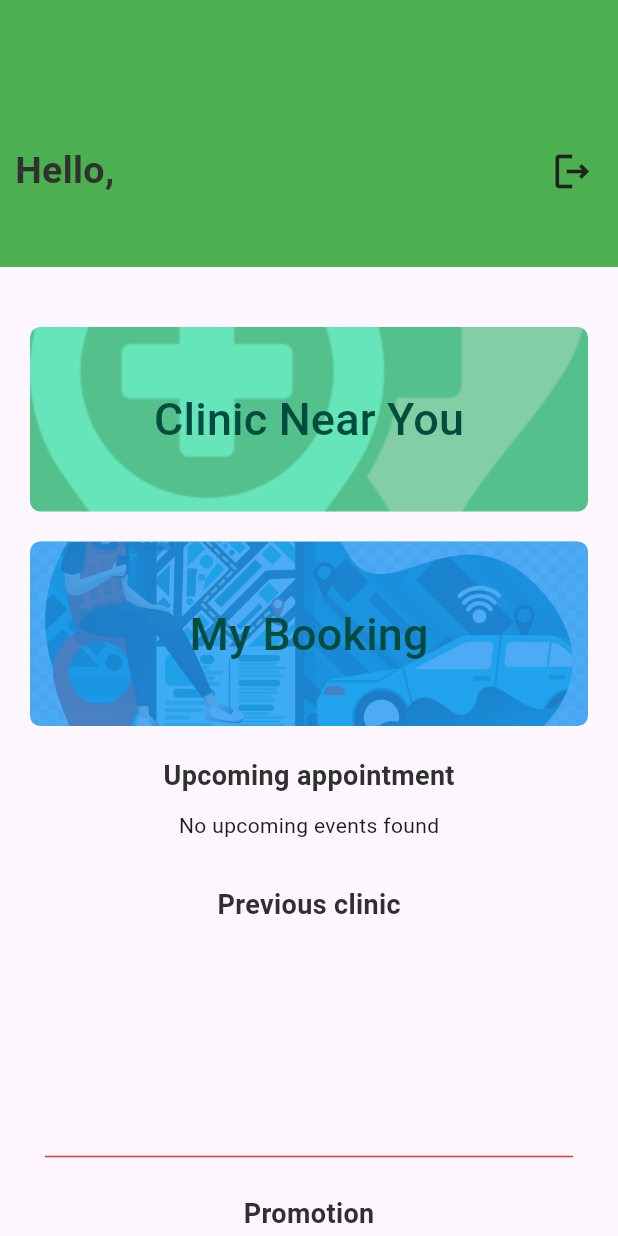
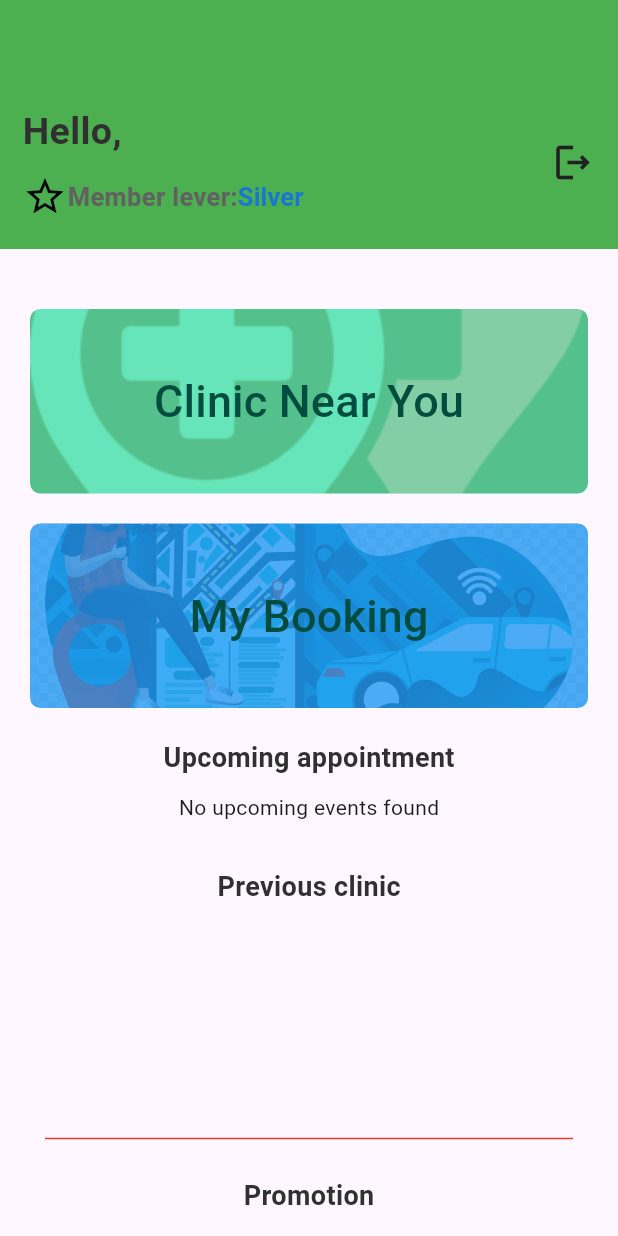
Before and after one commit to SuruchBoss/healthcare_map, a Flutter app: the screen it shows after launch, after a tap on "Login", on a phone screen of 412 x 824 dp. Run offline on Flutter 3.47's test engine with Material 3 defaults, Android fonts, the phone set to English and light mode, and no system bars; our stand-ins replace cloud_firestore, firebase_core, google_maps_flutter, table_calendar; accounts and stored records are empty.

Commit message:
add text show memberLevel

```diff
--- a/healthcare/lib/feature/dashboard/presentation/dashboard.dart
+++ b/healthcare/lib/feature/dashboard/presentation/dashboard.dart
@@ -65,17 +65,20 @@ class _DashBoardState extends State<DashBoard> {
               Container(
                   width: screenWidth,
                   padding: const EdgeInsets.only(
-                    top: 90,
-                    left: 10,
+                    top: 70,
+                    left: 15,
                     right: 10,
-                    bottom: 40,
+                    bottom: 20,
                   ),
                   color: Colors.green,
                   child: Row(
                     children: [
                       Expanded(
                           flex: 8,
-                        child: Text(
+                          child: Column(
+                            crossAxisAlignment: CrossAxisAlignment.start,
+                            children: [
+                              Text(
                                 "Hello, ${widget.customer.firstName} ${widget.customer.lastName}",
                                 style: TextStyle(
                                   fontSize: 25,
@@ -84,7 +87,44 @@ class _DashBoardState extends State<DashBoard> {
                                   overflow: TextOverflow.ellipsis,
                                 ),
                               ),
+                              const SizedBox(height: 10),
+                              Row(
+                                crossAxisAlignment: CrossAxisAlignment.center,
+                                children: [
+                                  const Icon(
+                                    Icons.star_border,
+                                    color: Colors.black,
+                                    size: 30.0,
                                   ),
+                                  Text(
+                                    "Member lever:",
+                                    style: TextStyle(
+                                      fontWeight: FontWeight.bold,
+                                      fontSize: 17,
+                                      color: Colors.grey[700],
+                                    ),
+                                  ),
+                                  TextButton(
+                                    style: TextButton.styleFrom(
+                                        padding: EdgeInsets.zero,
+                                        minimumSize: const Size(50, 1),
+                                        tapTargetSize:
+                                            MaterialTapTargetSize.shrinkWrap,
+                                        alignment: Alignment.centerLeft),
+                                    onPressed: () => (),
+                                    child: Text(
+                                      "Silver",
+                                      style: TextStyle(
+                                        fontWeight: FontWeight.bold,
+                                        fontSize: 17,
+                                        color: Colors.blue[700],
+                                      ),
+                                    ),
+                                  ),
+                                ],
+                              )
+                            ],
+                          )),
                       Expanded(
                           flex: 1,
                           child: IconButton(
```
Lines whose indentation alone changed are shown as unchanged.
